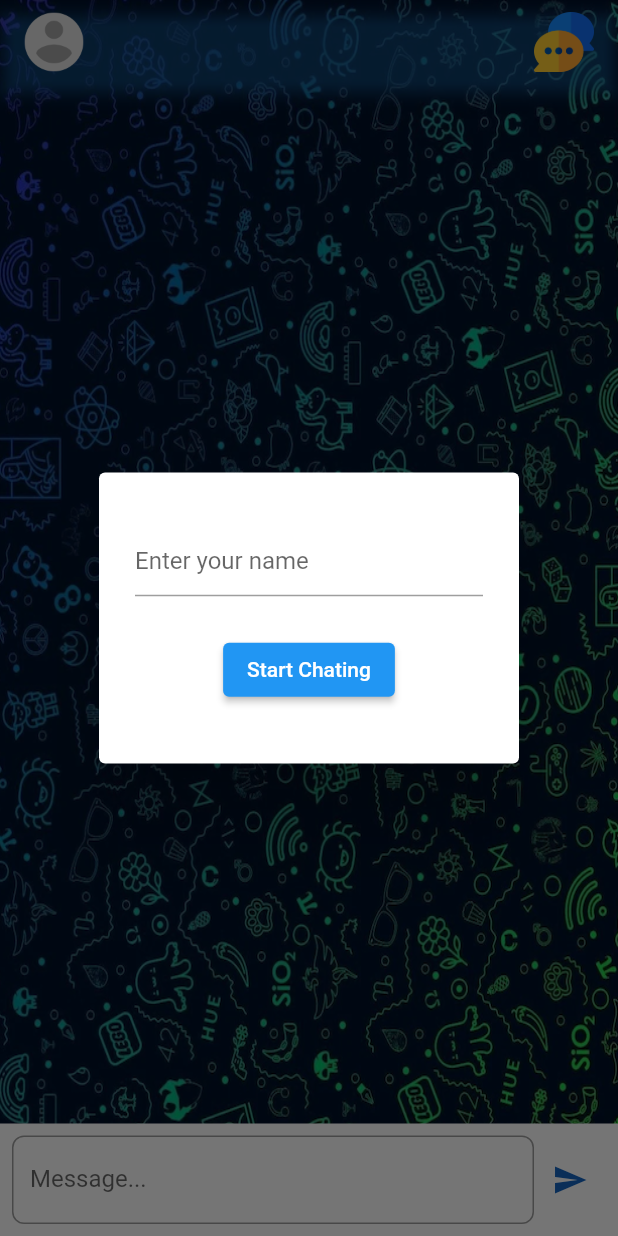
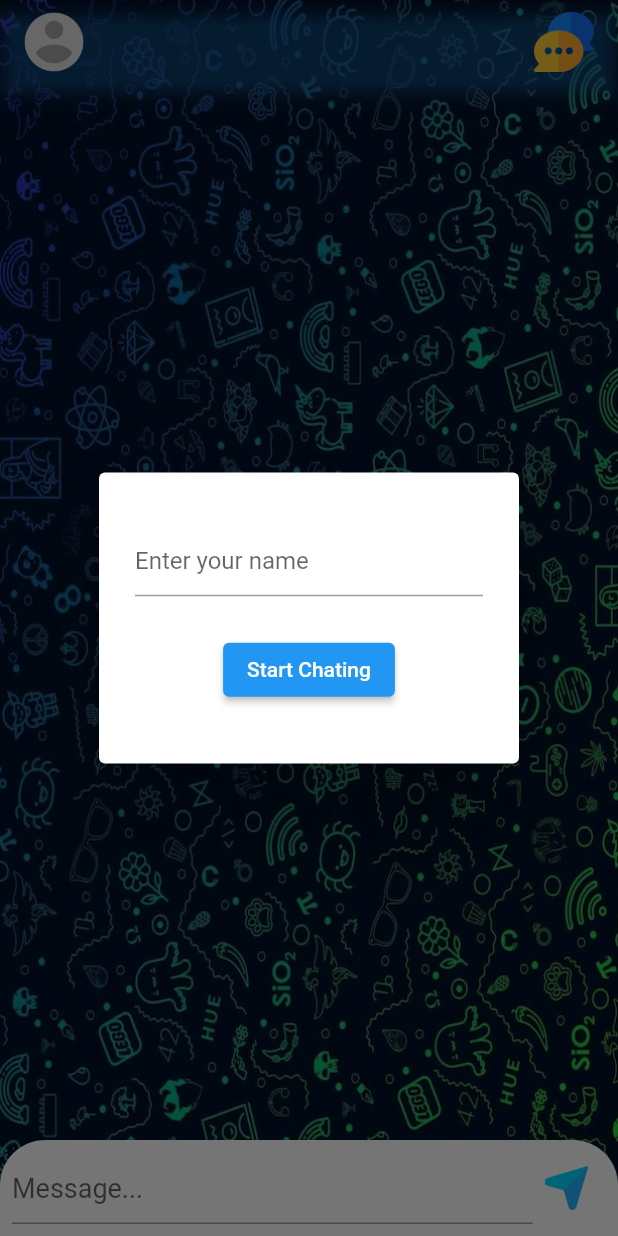
Before and after one commit to SalarPro/WeCodeChatApp, a Flutter app: the screen it shows after launch, on a phone screen of 412 x 824 dp. Run offline on Flutter 3.47's test engine with Material 2 defaults, Android fonts, the phone set to English and light mode, and no system bars; our stand-ins replace cloud_firestore, firebase_core; missing offline and left inert: dart:ffi; accounts and stored records are empty.

Commit message:
MESAGE BOX

```diff
--- a/lib/src/home_screen/home_screen_view.dart
+++ b/lib/src/home_screen/home_screen_view.dart
@@ -110,15 +110,28 @@ class _HomeScreenState extends State<HomeScreen> {
                   )),
                 ),
                 Container(
+                  decoration: BoxDecoration(
                     color: Colors.white,
+                    borderRadius: BorderRadius.only(
+                      topRight: Radius.circular(30),
+                      topLeft: Radius.circular(30),
+                    ),
+                  ),
                   padding: EdgeInsets.all(8),
                   child: Row(
                     children: [
                       Expanded(
                         child: TextFormField(
+                          style: TextStyle(
+                            color: Colors.black,
+                            fontSize: 18,
+                          ),
                           controller: _messageController,
-                          decoration: CustomView.ganeralInputDecoration(
-                              labelText: "Message..."),
+                          // decoration: CustomView.ganeralInputDecoration(
+                          //     labelText: "Message..."),
+                          decoration: InputDecoration(
+                            hintText: "Message...",
+                          ),
                           validator: (value) {
                             if (value!.isEmpty) {
                               return 'The message is required';
@@ -127,17 +140,20 @@ class _HomeScreenState extends State<HomeScreen> {
                           },
                         ),
                       ),
-                      IconButton(
-                        icon: const Icon(Icons.send),
-                        color: Colors.blue[800],
+                      Container(
+                        width: 45,
+                        height: 45,
+                        child: TextButton(
                             onPressed: () async {
                               if (_messageController.value.text != "") {
                                 String _uid = Uuid().v1();
                                 Message mes = Message(
-                                message: _messageController.value.text.trim(),
+                                    message:
+                                        _messageController.value.text.trim(),
                                     username: username,
                                     uid: _uid,
-                                createdAt: Timestamp.fromDate(DateTime.now()));
+                                    createdAt:
+                                        Timestamp.fromDate(DateTime.now()));
                                 _messageController.text = "";
                                 await FirebaseFirestore.instance
                                     .collection('messages')
@@ -146,7 +162,15 @@ class _HomeScreenState extends State<HomeScreen> {
                                     .then((value) {});
                               }
                             },
+                            child: Column(
+                              children: <Widget>[
+                                Image.asset('src/image/send.png')
+                              ],
+                            )),
                       ),
+                      SizedBox(
+                        width: 4,
+                      )
                     ],
                   ),
                 ),
```
Also changed, not shown: src/image/send.png (added). Lines whose indentation alone changed are shown as unchanged.
